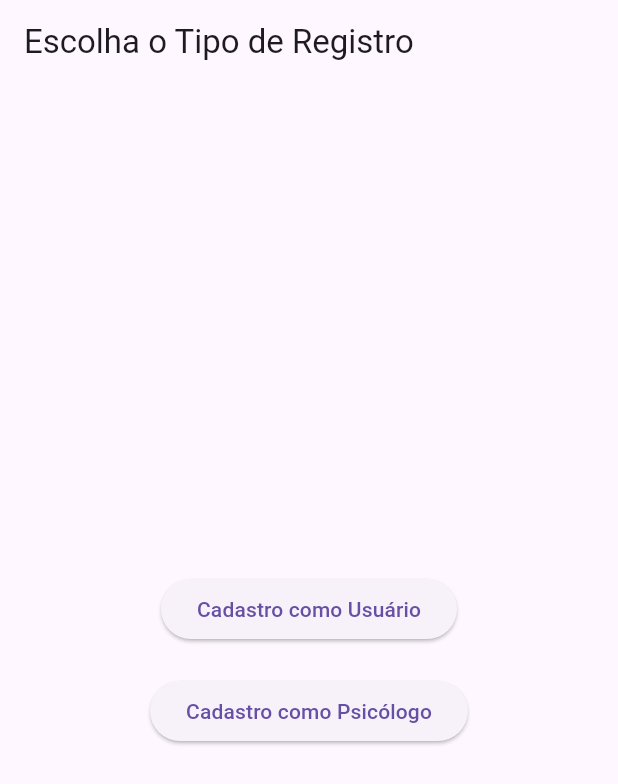
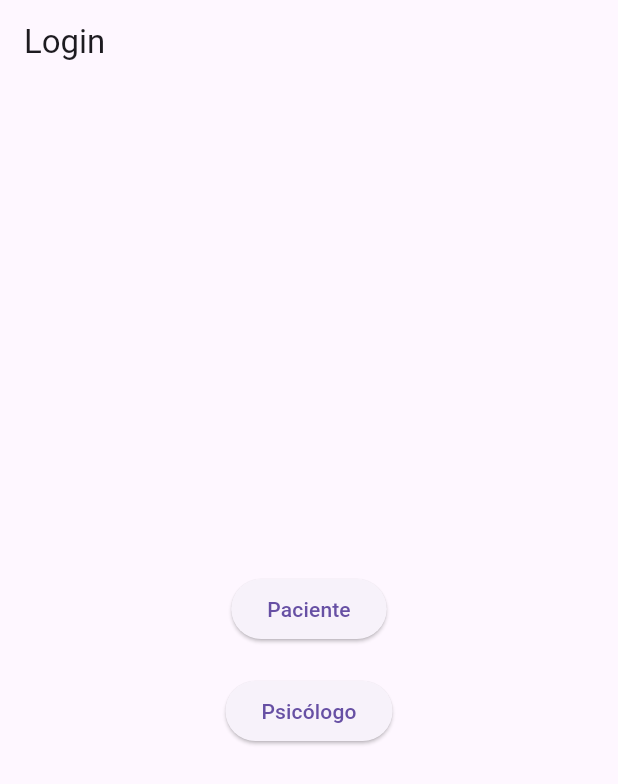
Before and after one commit to LuizFelippeSilvaFagundes/mongoFront, a Flutter app: the screen it shows after launch, on a phone screen of 412 x 824 dp. Shown: the top 784 px of the screen. Run offline on Flutter 3.47's test engine with Material 3 defaults, Android fonts, the phone set to English and light mode, and no system bars.

Commit message:
logins feitos completamente

```diff
--- a/lib/modulos.dart
+++ b/lib/modulos.dart
@@ -5,7 +5,7 @@ class ChooseRegistrationTypeScreen extends StatelessWidget {
   Widget build(BuildContext context) {
     return Scaffold(
       appBar: AppBar(
-        title: Text('Escolha o Tipo de Registro'),
+        title: Text('Login'),
       ),
       body: Center(
         child: Column(
@@ -13,16 +13,16 @@ class ChooseRegistrationTypeScreen extends StatelessWidget {
           children: <Widget>[
             ElevatedButton(
               onPressed: () {
-                Navigator.pushNamed(context, '/register_user');
+                Navigator.pushNamed(context, '/login_user');
               },
-              child: Text('Cadastro como Usuário'),
+              child: Text('Paciente'),
             ),
             SizedBox(height: 20),
             ElevatedButton(
               onPressed: () {
-                Navigator.pushNamed(context, '/register_psychologist');
+                Navigator.pushNamed(context, '/login_psychologist');
               },
-              child: Text('Cadastro como Psicólogo'),
+              child: Text('Psicólogo'),
             ),
           ],
         ),
--- a/pubspec.yaml
+++ b/pubspec.yaml
@@ -18,3 +18,7 @@ dev_dependencies:
 
 flutter:
   uses-material-design: true
+
+
+  assets:
+    - images/
```
Also changed, not shown: lib/autenticacao_psicologo/psicologo_page.dart (added, +18 -0 lines), images/logo_vi.png (added).
